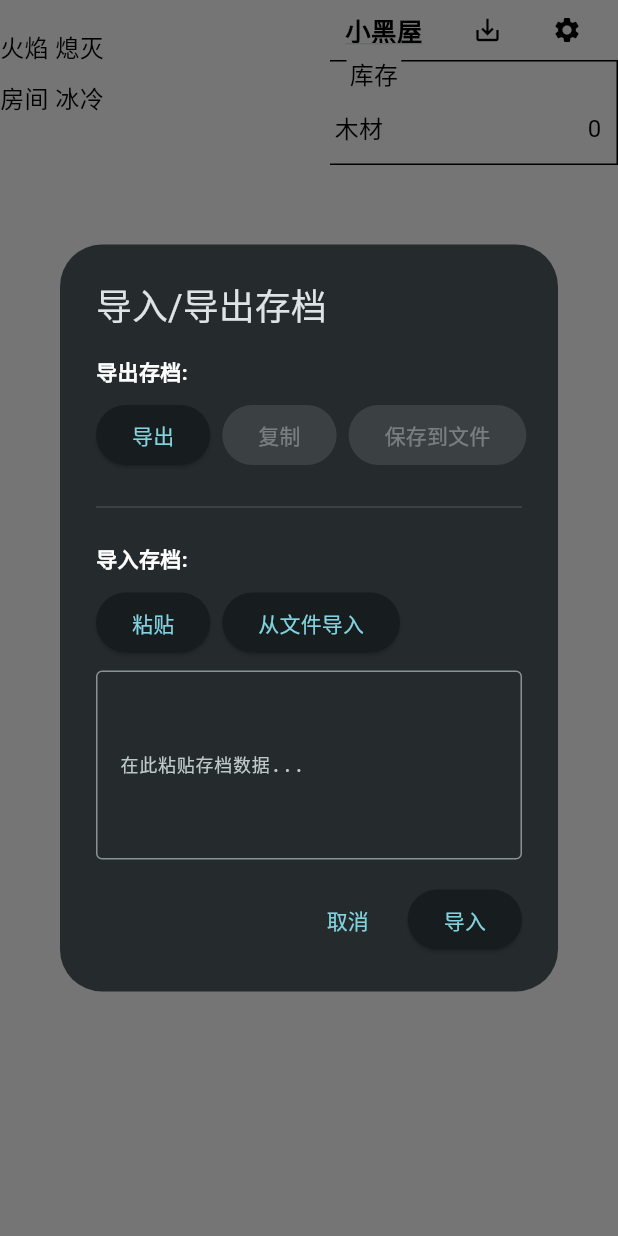
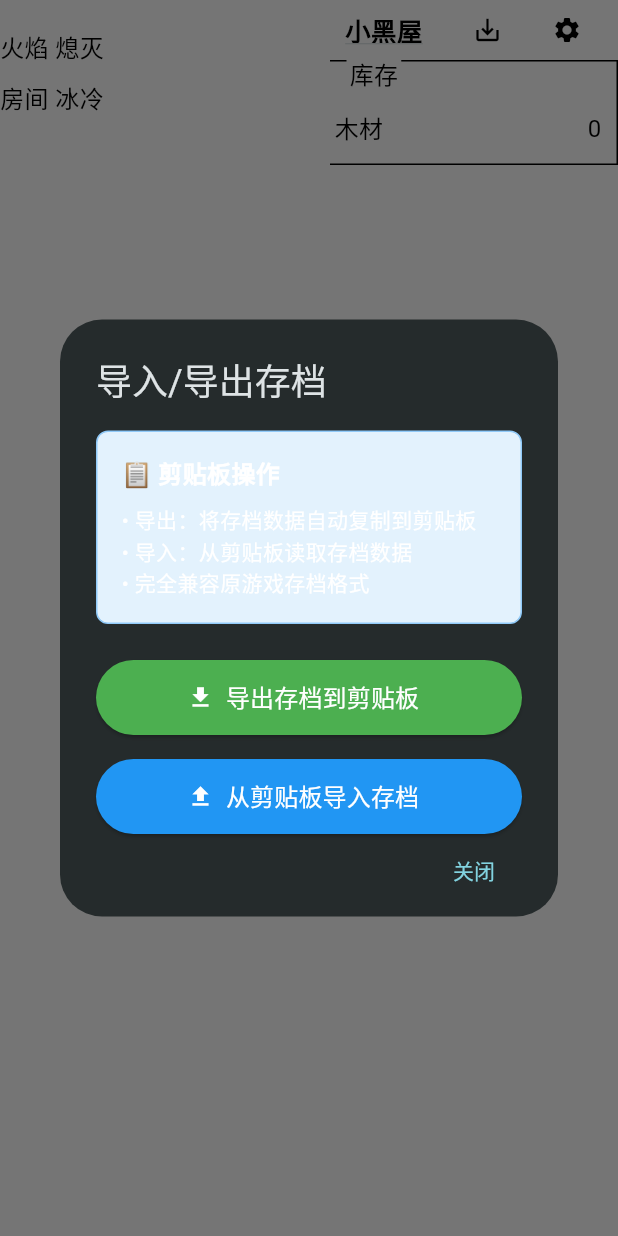
Before and after one commit to easycheaplife/a_dark_room_new, a Flutter app: the screen it shows after launch, after a tap on the "save alt" icon, on a phone screen of 412 x 824 dp. Run offline on Flutter 3.47's test engine with Material 3 defaults, Android fonts, the phone set to English and light mode, and no system bars; our stand-ins replace shared_preferences; Roboto replaces fonts that are missing (Times New Roman).

Commit message:
修复添柴进度和导入导出UI问题
 问题修复：
1. 添柴进度在页面切换时终止 - 移除自定义进度管理，使用ProgressButton内置冷却
2. 导入导出使用编辑框 - 改为直接剪贴板操作，简化用户体验

 主要改进：
- 恢复原游戏的添柴逻辑：简单的按钮冷却（10秒），而非进度条
- 移除Room模块中的自定义进度管理代码（_isStoking, _stokeProgress等）
- 简化导入导出对话框：移除文本编辑框，直接使用剪贴板操作
- 导出时自动复制到剪贴板，导入时直接从剪贴板读取

 技术细节：
- 修改stokeFire()方法，恢复原游戏的简单逻辑
- 更新room_screen.dart，移除进度条显示逻辑
- 重构ImportExportDialog，提供更直观的剪贴板操作界面
- 保持10秒冷却时间，与原游戏一致

 用户体验：
- 添柴按钮行为与原游戏完全一致
- 导入导出操作更加简单直接
- 避免了页面切换导致的进度丢失问题
- 减少了用户手动复制粘贴的步骤

```diff
--- a/lib/screens/room_screen.dart
+++ b/lib/screens/room_screen.dart
@@ -83,40 +83,6 @@ class RoomScreen extends StatelessWidget {
       );
     } else {
       // 火焰燃烧 - 显示添柴按钮
-      // 如果正在添柴，显示进度
-      if (room.isStoking) {
-        return Container(
-          width: 80,
-          height: 40,
-          margin: const EdgeInsets.only(bottom: 5),
-          decoration: BoxDecoration(
-            color: Colors.grey[200],
-            border: Border.all(color: Colors.black, width: 1),
-          ),
-          child: Stack(
-            children: [
-              // 进度条填充
-              Container(
-                width: 80 * room.stokeProgress,
-                height: 40,
-                color: Colors.blue[300]?.withValues(alpha: 0.7),
-              ),
-              // 进度文本
-              Center(
-                child: Text(
-                  '${(room.stokeProgress * 100).toInt()}%',
-                  style: const TextStyle(
-                    color: Colors.black,
-                    fontSize: 12,
-                    fontFamily: 'Times New Roman',
-                    fontWeight: FontWeight.bold,
-                  ),
-                ),
-              ),
-            ],
-          ),
-        );
-      } else {
       return ProgressButton(
         text: '添柴',
         onPressed: () => room.stokeFire(),
@@ -124,10 +90,9 @@ class RoomScreen extends StatelessWidget {
         width: 80,
         free: isFree,
         showCost: false, // 不显示成本信息
-          progressDuration: 10000, // 10秒添柴时间，与原游戏一致
+        progressDuration: 10000, // 10秒添柴冷却时间，与原游戏一致
         tooltip: isFree ? '添柴 (免费)' : '添柴 (消耗 1 木材)',
       );
-      }
     }
   }
 
--- a/lib/widgets/import_export_dialog.dart
+++ b/lib/widgets/import_export_dialog.dart
@@ -11,17 +11,9 @@ class ImportExportDialog extends StatefulWidget {
 }
 
 class _ImportExportDialogState extends State<ImportExportDialog> {
-  final TextEditingController _textController = TextEditingController();
   bool _isLoading = false;
-  String? _exportData;
 
-  @override
-  void dispose() {
-    _textController.dispose();
-    super.dispose();
-  }
-
-  // 导出存档
+  // 导出存档并直接复制到剪贴板
   Future<void> _exportSave() async {
     setState(() {
       _isLoading = true;
@@ -29,10 +21,10 @@ class _ImportExportDialogState extends State<ImportExportDialog> {
 
     try {
       final exportData = await Engine().export64();
-      setState(() {
-        _exportData = exportData;
-        _textController.text = exportData;
-      });
+
+      // 直接复制到剪贴板
+      await Clipboard.setData(ClipboardData(text: exportData));
+      _showSuccessDialog('存档已导出并复制到剪贴板！');
     } catch (e) {
       _showErrorDialog('导出失败: $e');
     } finally {
@@ -42,20 +34,25 @@ class _ImportExportDialogState extends State<ImportExportDialog> {
     }
   }
 
-  // 导入存档
+  // 从剪贴板导入存档
   Future<void> _importSave() async {
-    final importData = _textController.text.trim();
-    if (importData.isEmpty) {
-      _showErrorDialog('请输入存档数据');
-      return;
-    }
-
     setState(() {
       _isLoading = true;
     });
 
     try {
+      // 从剪贴板读取数据
+      final clipboardData = await Clipboard.getData(Clipboard.kTextPlain);
+      if (clipboardData == null ||
+          clipboardData.text == null ||
+          clipboardData.text!.trim().isEmpty) {
+        _showErrorDialog('剪贴板中没有存档数据');
+        return;
+      }
+
+      final importData = clipboardData.text!.trim();
       final success = await Engine().import64(importData);
+
       if (mounted) {
         if (success) {
           Navigator.of(context).pop();
@@ -74,38 +71,6 @@ class _ImportExportDialogState extends State<ImportExportDialog> {
           _isLoading = false;
         });
       }
-    }
-  }
-
-  // 从文件导入 - 暂时禁用
-  Future<void> _importFromFile() async {
-    _showErrorDialog('文件导入功能暂时不可用，请使用复制粘贴方式');
-  }
-
-  // 保存到文件 - 暂时禁用
-  Future<void> _saveToFile() async {
-    _showErrorDialog('文件保存功能暂时不可用，请使用复制功能');
-  }
-
-  // 复制到剪贴板
-  void _copyToClipboard() {
-    if (_exportData != null && _exportData!.isNotEmpty) {
-      Clipboard.setData(ClipboardData(text: _exportData!));
-      _showSuccessDialog('存档数据已复制到剪贴板');
-    }
-  }
-
-  // 从剪贴板粘贴
-  Future<void> _pasteFromClipboard() async {
-    try {
-      final clipboardData = await Clipboard.getData(Clipboard.kTextPlain);
-      if (clipboardData != null && clipboardData.text != null) {
-        setState(() {
-          _textController.text = clipboardData.text!.trim();
-        });
-      }
-    } catch (e) {
-      _showErrorDialog('粘贴失败: $e');
     }
   }
 
@@ -146,99 +111,95 @@ class _ImportExportDialogState extends State<ImportExportDialog> {
     return AlertDialog(
       title: const Text('导入/导出存档'),
       content: SizedBox(
-        width: 500,
-        height: 400,
+        width: 400,
+        height: 300,
         child: Column(
           crossAxisAlignment: CrossAxisAlignment.stretch,
           children: [
-            // 导出区域
-            const Text(
-              '导出存档:',
-              style: TextStyle(fontWeight: FontWeight.bold),
+            // 说明文字
+            Container(
+              padding: const EdgeInsets.all(16),
+              decoration: BoxDecoration(
+                color: Colors.blue[50],
+                border: Border.all(color: Colors.blue[200]!),
+                borderRadius: BorderRadius.circular(8),
               ),
-            const SizedBox(height: 8),
-            Row(
+              child: const Column(
+                crossAxisAlignment: CrossAxisAlignment.start,
                 children: [
-                ElevatedButton(
-                  onPressed: _isLoading ? null : _exportSave,
-                  child: const Text('导出'),
+                  Text(
+                    '📋 剪贴板操作',
+                    style: TextStyle(
+                      fontWeight: FontWeight.bold,
+                      fontSize: 16,
                     ),
-                const SizedBox(width: 8),
-                ElevatedButton(
-                  onPressed: _exportData != null ? _copyToClipboard : null,
-                  child: const Text('复制'),
                   ),
-                const SizedBox(width: 8),
-                ElevatedButton(
-                  onPressed: _exportData != null ? _saveToFile : null,
-                  child: const Text('保存到文件'),
+                  SizedBox(height: 8),
+                  Text(
+                    '• 导出：将存档数据自动复制到剪贴板\n• 导入：从剪贴板读取存档数据\n• 完全兼容原游戏存档格式',
+                    style: TextStyle(fontSize: 14),
                   ),
                 ],
               ),
-
-            const SizedBox(height: 16),
-            const Divider(),
-            const SizedBox(height: 16),
-
-            // 导入区域
-            const Text(
-              '导入存档:',
-              style: TextStyle(fontWeight: FontWeight.bold),
-            ),
-            const SizedBox(height: 8),
-            Row(
-              children: [
-                ElevatedButton(
-                  onPressed: _isLoading ? null : _pasteFromClipboard,
-                  child: const Text('粘贴'),
-                ),
-                const SizedBox(width: 8),
-                ElevatedButton(
-                  onPressed: _isLoading ? null : _importFromFile,
-                  child: const Text('从文件导入'),
-                ),
-              ],
             ),
 
-            const SizedBox(height: 8),
+            const SizedBox(height: 24),
 
-            // 文本输入框
-            Expanded(
-              child: TextField(
-                controller: _textController,
-                maxLines: null,
-                expands: true,
-                decoration: const InputDecoration(
-                  hintText: '在此粘贴存档数据...',
-                  border: OutlineInputBorder(),
+            // 导出按钮
+            SizedBox(
+              height: 50,
+              child: ElevatedButton.icon(
+                onPressed: _isLoading ? null : _exportSave,
+                icon: const Icon(Icons.download),
+                label: const Text(
+                  '导出存档到剪贴板',
+                  style: TextStyle(fontSize: 16),
                 ),
-                style: const TextStyle(
-                  fontFamily: 'monospace',
-                  fontSize: 12,
+                style: ElevatedButton.styleFrom(
+                  backgroundColor: Colors.green,
+                  foregroundColor: Colors.white,
                 ),
               ),
             ),
 
             const SizedBox(height: 16),
 
-            // 操作按钮
+            // 导入按钮
+            SizedBox(
+              height: 50,
+              child: ElevatedButton.icon(
+                onPressed: _isLoading ? null : _importSave,
+                icon: _isLoading
+                    ? const SizedBox(
+                        width: 20,
+                        height: 20,
+                        child: CircularProgressIndicator(
+                          strokeWidth: 2,
+                          valueColor:
+                              AlwaysStoppedAnimation<Color>(Colors.white),
+                        ),
+                      )
+                    : const Icon(Icons.upload),
+                label: Text(
+                  _isLoading ? '导入中...' : '从剪贴板导入存档',
+                  style: const TextStyle(fontSize: 16),
+                ),
+                style: ElevatedButton.styleFrom(
+                  backgroundColor: Colors.blue,
+                  foregroundColor: Colors.white,
+                ),
+              ),
+            ),
+
+            const Spacer(),
+
+            // 关闭按钮
             Row(
               mainAxisAlignment: MainAxisAlignment.end,
               children: [
                 TextButton(
                   onPressed: () => Navigator.of(context).pop(),
-                  child: const Text('取消'),
-                ),
-                const SizedBox(width: 8),
-                ElevatedButton(
-                  onPressed: _isLoading ? null : _importSave,
-                  child: _isLoading
-                      ? const SizedBox(
-                          width: 16,
-                          height: 16,
-                          child: CircularProgressIndicator(strokeWidth: 2),
-                        )
-                      : const Text('导入'),
+                  child: const Text('关闭'),
                 ),
               ],
             ),
```
Also changed, not shown: lib/modules/room.dart (+6 -53 lines). Lines whose indentation alone changed are shown as unchanged.
